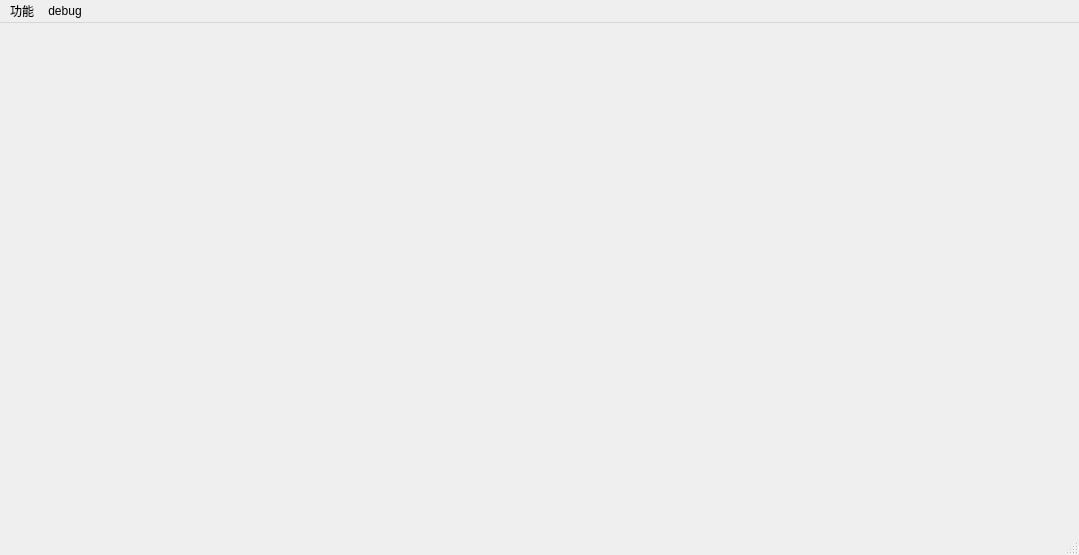
Before: the Qt Designer form mainwindow.ui in SakuraMYK/AutoMationTools, drawn with Qt 5.
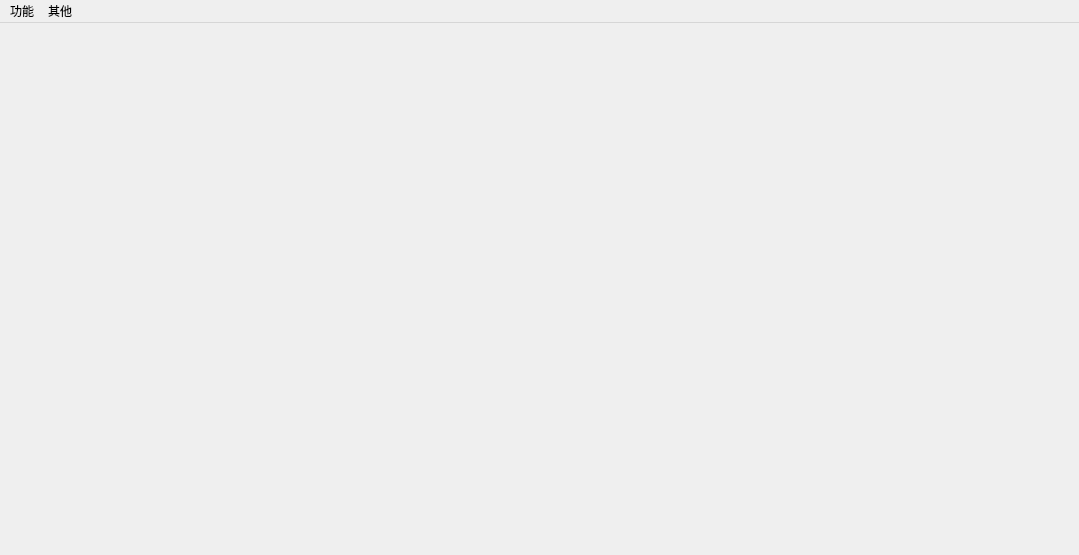
After: the same form once the commit is applied. Icons and pictures are not drawn.

Patch:
```diff
--- a/mainwindow.ui
+++ b/mainwindow.ui
@@ -32,14 +32,13 @@
    </widget>
    <widget class="QMenu" name="menudebug">
     <property name="title">
-     <string>debug</string>
+     <string>其他</string>
     </property>
     <addaction name="action_Debug"/>
    </widget>
    <addaction name="menu"/>
    <addaction name="menudebug"/>
   </widget>
-  <widget class="QStatusBar" name="statusbar"/>
   <action name="action_Create_Test_Case_Suite">
    <property name="text">
     <string>Create Test Case Suite</string>
```
Left out of the diff: 16 changed lines with no effect on the pictures.
